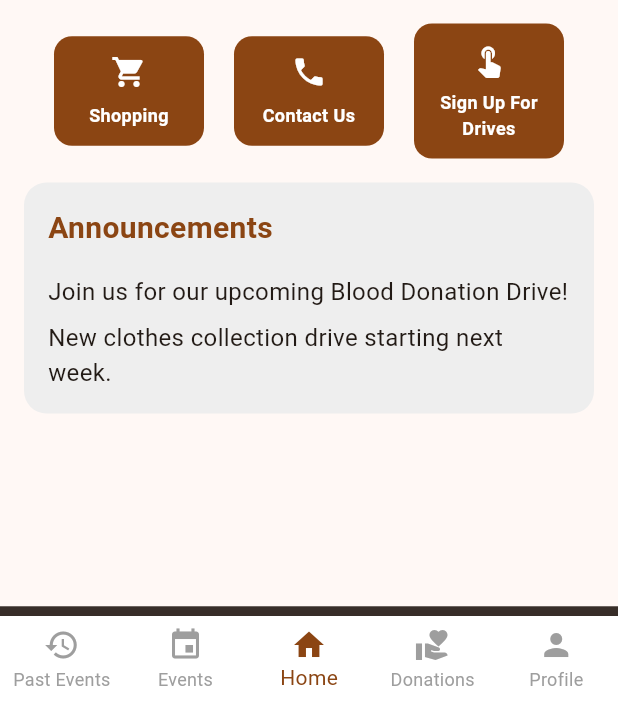
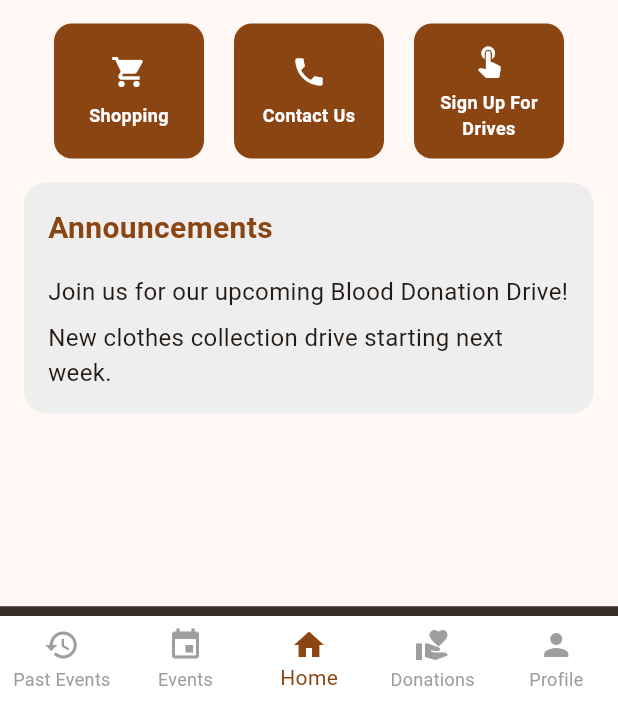
Before and after one commit to Samarth-Ad/stt_app, a Flutter app: the screen it shows once a user with an empty profile is signed in, on a phone screen of 412 x 824 dp, the part 533-1236 px from its top. Run offline on Flutter 3.47's test engine with Material 3 defaults, Android fonts, the light colour scheme and no system bars; our stand-ins replace cloud_firestore, firebase_auth, firebase_core, shared_preferences; accounts and stored records are empty.

Commit message:
Home page UI edit 20-04-2025  12:42PM

```diff
--- a/lib/UserEnd/Pages/homePage.dart
+++ b/lib/UserEnd/Pages/homePage.dart
@@ -195,7 +195,7 @@ class HomeContent extends StatelessWidget {
                 ),
                 _buildActionButton(
                   icon: Icons.touch_app,
-                  label: 'Sign Up For\nDrives',
+                  label: 'Sign Up For Drives',
                   onTap: () {
                     // Update the current tab and navigate to a new HomePage instance
                     currentHomeTab = 1; // Events tab
@@ -257,23 +257,29 @@ class HomeContent extends StatelessWidget {
       onTap: onTap,
       child: Container(
         width: 100,
+        height: 90,
         padding: const EdgeInsets.all(12),
         decoration: BoxDecoration(
           color: const Color(0xFF8B4513),
           borderRadius: BorderRadius.circular(12),
         ),
         child: Column(
+          mainAxisAlignment: MainAxisAlignment.center,
           mainAxisSize: MainAxisSize.min,
           children: [
             Icon(icon, color: Colors.white, size: 24),
             const SizedBox(height: 8),
-            Text(
+            Flexible(
+              child: Text(
                 label,
                 textAlign: TextAlign.center,
+                maxLines: 2,
+                overflow: TextOverflow.ellipsis,
                 style: const TextStyle(
                   color: Colors.white,
                   fontSize: 12,
                   fontWeight: FontWeight.bold,
+                ),
               ),
             ),
           ],
```
Lines whose indentation alone changed are shown as unchanged.
